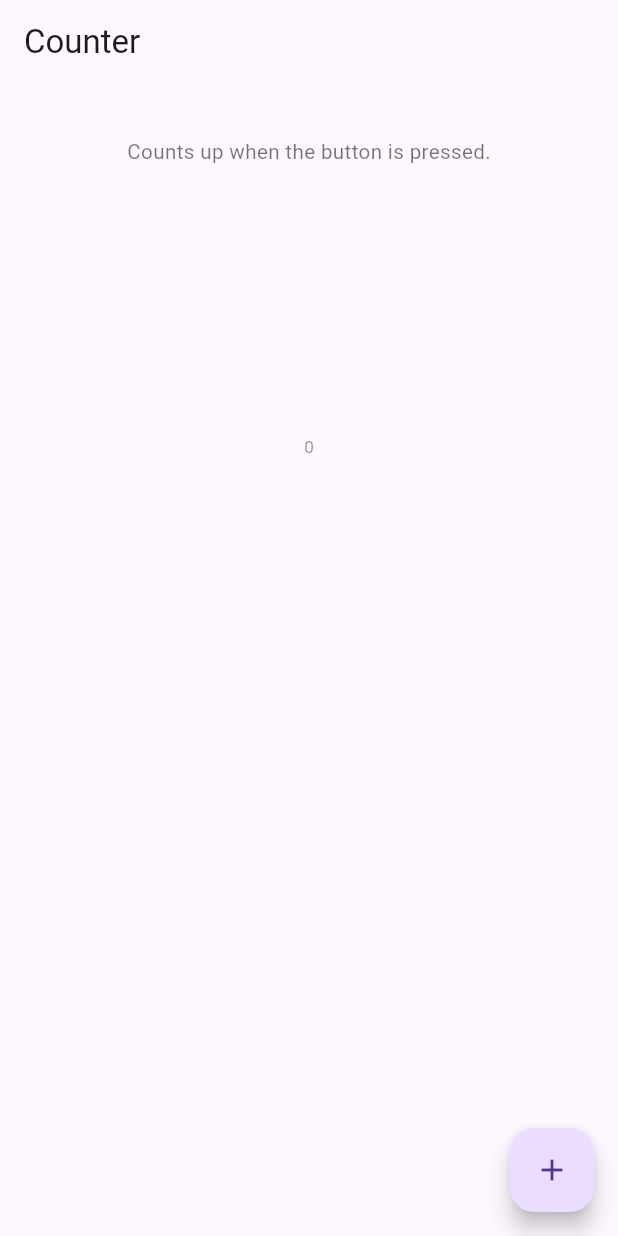
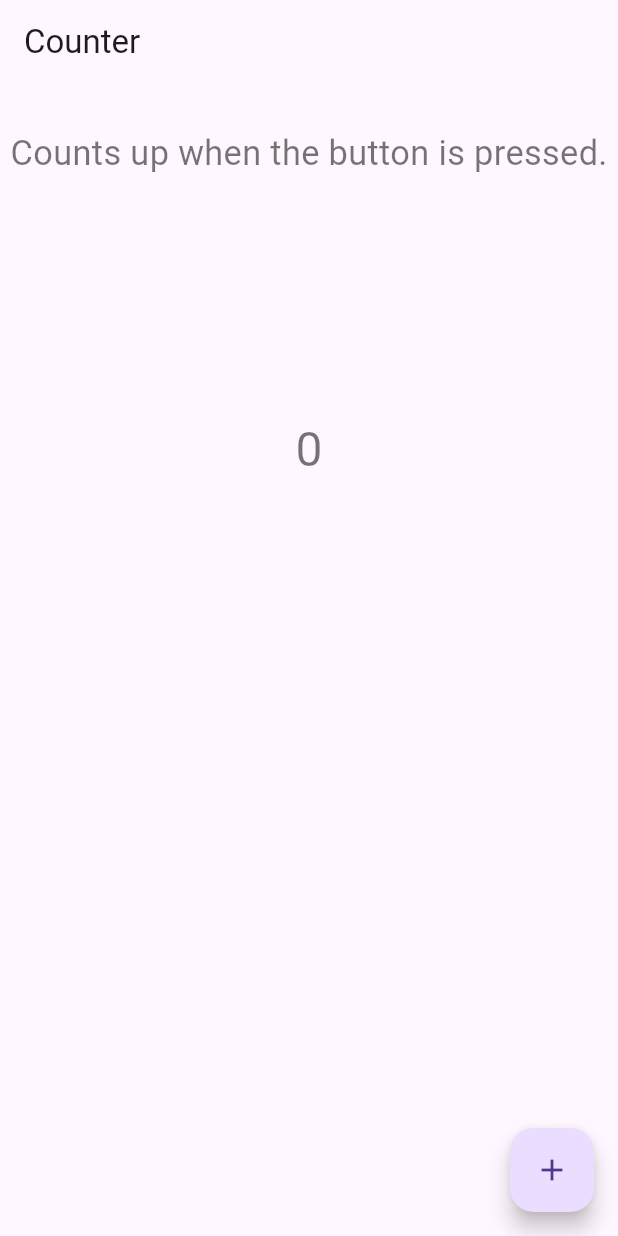
Before and after one commit to koich505/flutter_template, a Flutter app: the screen it shows after launch, on a phone screen of 412 x 824 dp. Run offline on Flutter 3.47's test engine with Material 3 defaults, Android fonts, the light colour scheme and no system bars; our stand-ins replace firebase_core, flutter_dotenv, flutter_riverpod, flutter_screenutil, freezed_annotation, go_router and 5 more; accounts and stored records are empty; generated files the repository leaves out were written again.

Commit message:
providerを整理 特定のクラスをインスタンス化できないように修正 アプリで使用するdoubleのクラスを修正 TextStyleの雛形を作成

```diff
--- a/lib/application/mixin/presentation_mixin.dart
+++ b/lib/application/mixin/presentation_mixin.dart
@@ -1,7 +1,6 @@
 import 'package:flutter/material.dart';
-import 'package:flutter_riverpod/flutter_riverpod.dart';
-import 'package:flutter_template/application/state/app_scaffold/localized_strings.dart';
 import 'package:flutter_template/domain/entity/error/interface/custom_exception.dart';
+import 'package:flutter_template/presentation/constants/text/app_strings.dart';
 import 'package:flutter_template/presentation/snackbar/failure_snackbar.dart';
 import 'package:flutter_template/presentation/snackbar/success_snackbar.dart';
 
@@ -12,8 +11,7 @@ mixin PresentationMixin {
     required Future<void> Function() action,
     required String successMessage,
   }) async {
-    final container = ProviderContainer();
-    final localizedStrings = container.read(localizedStringProvider);
+    final localizedStrings = appStrings();
 
     final scaffoldMessenger = ScaffoldMessenger.of(context);
     try {
--- a/lib/application/state/app_scaffold/localized_strings.dart
+++ /dev/null
@@ -1,20 +0,0 @@
-import 'package:flutter/material.dart';
-import 'package:flutter_template/presentation/constants/text/en/localized_strings_en.dart';
-import 'package:flutter_template/presentation/constants/text/interfaces/localized_strings.dart';
-import 'package:flutter_template/presentation/constants/text/ja/localized_strings_ja.dart';
-import 'package:hooks_riverpod/hooks_riverpod.dart';
-
-final localizedStringProvider = StateProvider<LocalizedStrings>((
-  ref,
-) {
-  final Locale currentLocale =
-      WidgetsBinding.instance.platformDispatcher.locale;
-
-  final String lgCode = currentLocale.languageCode;
-  switch (lgCode) {
-    case 'ja':
-      return LocalizedStringsJa();
-    default:
-      return LocalizedStringsEn();
-  }
-});
--- a/lib/application/state/app_scaffold/theme_provider.dart
+++ /dev/null
@@ -1,7 +0,0 @@
-import 'package:flutter/material.dart';
-import 'package:flutter_riverpod/flutter_riverpod.dart';
-import 'package:flutter_template/presentation/constants/theme.dart';
-
-//アプリに適用されるthemeを保持するプロバイダー
-final themeProvider =
-    StateProvider<ThemeData>((ref) => AppTheme.lightThemeData());
--- a/lib/infrastructure/prd/prd_counter_repository.dart
+++ b/lib/infrastructure/prd/prd_counter_repository.dart
@@ -37,6 +37,7 @@ class PrdCounterRepository
 
   @override
   Future<void> saveCount(Count count) async {
+    try {
       final pref = await this.pref;
       //countをsharedPreferencesに保存する
       //stringに変換してから保存する
@@ -45,9 +46,11 @@ class PrdCounterRepository
           const SharedPreferencesStringConverter().fromJson(countMap);
 
       //保存
-    //setIntが失敗した場合は、Exceptionをthrowする
-    await pref.setString(key, countString).catchError(
+      await pref.setString(key, countString);
+    } catch (e) {
+      //saveCountが失敗した場合は、Exceptionをthrowする
       throw const SharedpreferencesException(
-            SharedPreferencesErrorCode.dataSaveError));
+          SharedPreferencesErrorCode.dataSaveError);
     }
   }
+}
--- a/lib/presentation/constants/brand_color.dart
+++ b/lib/presentation/constants/brand_color.dart
@@ -2,6 +2,7 @@ import 'package:flutter/material.dart';
 
 /// presentation層で使用する色を定義するクラス
 class BrandColor {
+  BrandColor._();
   //appのメインカラー
   static const mainColor = Color(0xFFF4B400);
 
--- a/lib/presentation/constants/size.dart
+++ b/lib/presentation/constants/size.dart
@@ -1,40 +1,51 @@
+import 'package:flutter/material.dart';
+
 /// 値の意味を含まないサイズ一覧定義
-class RawInt {
-  static const p0 = 0.0;
-  static const p1 = 1.0;
-  static const p2 = 2.0;
-  static const p4 = 4.0;
-  static const p6 = 6.0;
-  static const p8 = 8.0;
+class SizePoint {
+  SizePoint._();
+  static const d0 = 0.0;
+  static const d4 = 4.0;
+  static const d8 = 8.0;
 
-  static const p10 = 10.0;
-  static const p12 = 12.0;
-  static const p14 = 14.0;
-  static const p16 = 16.0;
-  static const p18 = 18.0;
-  static const p20 = 20.0;
-  static const p22 = 22.0;
-  static const p24 = 24.0;
+  static const d12 = 12.0;
+  static const d16 = 16.0;
+  static const d20 = 20.0;
+  static const d24 = 24.0;
 
-  static const p28 = 28.0;
-  static const p32 = 32.0;
+  static const d28 = 28.0;
+  static const d32 = 32.0;
 
-  static const p40 = 40.0;
-  static const p50 = 50.0;
-  static const p60 = 60.0;
-  static const p70 = 70.0;
-  static const p80 = 80.0;
-  static const p90 = 90.0;
-  static const p100 = 100.0;
-  static const p120 = 120.0;
-  static const p150 = 150.0;
-  static const p200 = 200.0;
-  static const p250 = 250.0;
-  static const p280 = 280.0;
-  static const p300 = 300.0;
-  static const p350 = 350.0;
-  static const p370 = 370.0;
-  static const p380 = 380.0;
-  static const p400 = 400.0;
-  static const p600 = 600.0;
+  static const d40 = 40.0;
+  static const d48 = 48.0;
+  static const d56 = 56.0;
+  static const d64 = 64.0;
+  static const d72 = 72.0;
+  static const d80 = 80.0;
+  static const d88 = 88.0;
+  static const d96 = 96.0;
+  static const d104 = 104.0;
+  static const d112 = 112.0;
+  static const d120 = 120.0;
+  static const d128 = 128.0;
+  static const d136 = 136.0;
+  static const d144 = 144.0;
+  static const d152 = 152.0;
+  static const d160 = 160.0;
+  static const d168 = 168.0;
+  static const d176 = 176.0;
+  static const d184 = 184.0;
+  static const d192 = 192.0;
+  static const d200 = 200.0;
+
+  static displayHeightHalf(BuildContext context) =>
+      MediaQuery.of(context).size.height / 2;
+
+  static displayHeightFull(BuildContext context) =>
+      MediaQuery.of(context).size.height;
+
+  static displayWidthHalf(BuildContext context) =>
+      MediaQuery.of(context).size.width / 2;
+
+  static displayWidthFull(BuildContext context) =>
+      MediaQuery.of(context).size.width;
 }
--- /dev/null
+++ b/lib/presentation/constants/text/app_strings.dart
@@ -0,0 +1,49 @@
+import 'package:flutter/material.dart';
+import 'package:flutter_template/presentation/constants/text/en/counter_page_text_en.dart';
+import 'package:flutter_template/presentation/constants/text/en/snackbar_failure_text_en.dart';
+import 'package:flutter_template/presentation/constants/text/en/snackbar_success_text_en.dart';
+import 'package:flutter_template/presentation/constants/text/en/tool_tip_text_en.dart';
+import 'package:flutter_template/presentation/constants/text/interfaces/counter_page_text.dart';
+import 'package:flutter_template/presentation/constants/text/interfaces/localized_strings.dart';
+import 'package:flutter_template/presentation/constants/text/interfaces/snackbar_failure_text.dart';
+import 'package:flutter_template/presentation/constants/text/interfaces/snackbar_text.dart';
+import 'package:flutter_template/presentation/constants/text/interfaces/tool_tip_text.dart';
+import 'package:flutter_template/presentation/constants/text/ja/counter_page_text_ja.dart';
+import 'package:flutter_template/presentation/constants/text/ja/snackbar_failuer_text_ja.dart';
+import 'package:flutter_template/presentation/constants/text/ja/snackbar_success_text_ja.dart';
+import 'package:flutter_template/presentation/constants/text/ja/tool_tip_text_ja.dart';
+
+LocalizedStrings appStrings() {
+  final Locale currentLocale =
+      WidgetsBinding.instance.platformDispatcher.locale;
+
+  final String lgCode = currentLocale.languageCode;
+  switch (lgCode) {
+    case 'ja':
+      return LocalizedStringsJa();
+    default:
+      return LocalizedStringsEn();
+  }
+}
+
+class LocalizedStringsJa implements LocalizedStrings {
+  @override
+  final CounterPageText counterPage = CounterPageTextJa();
+  @override
+  final SnackbarSuccessText snackbarSuccess = SnackbarSuccessTextJa();
+  @override
+  final SnackbarFailureText snackbarFailure = SnackbarFailureTextJa();
+  @override
+  final ToolTipText toolTip = ToolTipTextJa();
+}
+
+class LocalizedStringsEn implements LocalizedStrings {
+  @override
+  final CounterPageText counterPage = CounterPageTextEn();
+  @override
+  final SnackbarSuccessText snackbarSuccess = SnackbarSuccessTextEn();
+  @override
+  final SnackbarFailureText snackbarFailure = SnackbarFailureTextEn();
+  @override
+  final ToolTipText toolTip = ToolTipTextEn();
+}
--- /dev/null
+++ b/lib/presentation/constants/text_style/main_text_style.dart
@@ -0,0 +1,30 @@
+import 'package:flutter/material.dart';
+import 'package:flutter_screenutil/flutter_screenutil.dart';
+import 'package:flutter_template/presentation/constants/brand_color.dart';
+import 'package:flutter_template/presentation/constants/size.dart';
+
+class MainTextStyle {
+  static final xl = _textStyle(SizePoint.d40.sp);
+  static final l = _textStyle(SizePoint.d28.sp);
+  static final m = _textStyle(SizePoint.d20.sp);
+  static final s = _textStyle(SizePoint.d16.sp);
+  static final xs = _textStyle(SizePoint.d8.sp);
+
+  static TextStyle _textStyle(double fontSize) => TextStyle(
+        fontSize: fontSize,
+        color: BrandColor.mainTextColor,
+      );
+}
+
+class SubTextStyle {
+  static final xl = _textStyle(SizePoint.d40.sp);
+  static final l = _textStyle(SizePoint.d28.sp);
+  static final m = _textStyle(SizePoint.d20.sp);
+  static final s = _textStyle(SizePoint.d16.sp);
+  static final xs = _textStyle(SizePoint.d8.sp);
+
+  static TextStyle _textStyle(double fontSize) => TextStyle(
+        fontSize: fontSize,
+        color: BrandColor.subTextColor,
+      );
+}
--- a/lib/presentation/constants/theme.dart
+++ b/lib/presentation/constants/theme.dart
@@ -2,6 +2,7 @@ import 'package:flutter/material.dart';
 
 //アプリに適用されるthemeを定義するクラス
 class AppTheme {
+  AppTheme._();
   static ThemeData lightThemeData() {
     return ThemeData.light().copyWith();
   }
--- a/lib/presentation/page/common_components/big_text.dart
+++ /dev/null
@@ -1,18 +0,0 @@
-import 'package:flutter/widgets.dart';
-import 'package:flutter_screenutil/flutter_screenutil.dart';
-import 'package:flutter_template/presentation/constants/brand_color.dart';
-import 'package:flutter_template/presentation/constants/size.dart';
-
-class BigText extends StatelessWidget {
-  final String text;
-  const BigText({super.key, required this.text});
-
-  @override
-  Widget build(BuildContext context) {
-    return Text(
-      text,
-      style:
-          TextStyle(fontSize: RawInt.p12.sp, color: BrandColor.mainTextColor),
-    );
-  }
-}
--- a/lib/presentation/page/common_components/small_text.dart
+++ /dev/null
@@ -1,17 +0,0 @@
-import 'package:flutter/widgets.dart';
-import 'package:flutter_screenutil/flutter_screenutil.dart';
-import 'package:flutter_template/presentation/constants/brand_color.dart';
-import 'package:flutter_template/presentation/constants/size.dart';
-
-class SmallText extends StatelessWidget {
-  final String text;
-  const SmallText({super.key, required this.text});
-
-  @override
-  Widget build(BuildContext context) {
-    return Text(
-      text,
-      style: TextStyle(fontSize: RawInt.p10.sp, color: BrandColor.subTextColor),
-    );
-  }
-}
--- a/lib/presentation/page/counter/components/count_up_floating_action_button.dart
+++ b/lib/presentation/page/counter/components/count_up_floating_action_button.dart
@@ -1,10 +1,10 @@
 import 'package:flutter/material.dart';
 import 'package:flutter_riverpod/flutter_riverpod.dart';
-import 'package:flutter_template/application/state/app_scaffold/localized_strings.dart';
 import 'package:flutter_template/application/mixin/presentation_mixin.dart';
 import 'package:flutter_template/application/usecase/ad/ad_usecase.dart';
 import 'package:flutter_template/application/usecase/counter/counter_usecase.dart';
 import 'package:flutter_template/domain/entity/count/count.dart';
+import 'package:flutter_template/presentation/constants/text/app_strings.dart';
 
 //押すとカウントを増やすボタン
 class CountUpFloatingActionButton extends ConsumerWidget
@@ -18,7 +18,7 @@ class CountUpFloatingActionButton extends ConsumerWidget
   @override
   Widget build(BuildContext context, WidgetRef ref) {
     //言語ファイル
-    final localizedStrings = ref.watch(localizedStringProvider);
+    final localizedStrings = appStrings();
 
     return FloatingActionButton(
       onPressed: () async {
--- a/lib/presentation/page/counter/count_log_list_view.dart
+++ b/lib/presentation/page/counter/count_log_list_view.dart
@@ -1,7 +1,7 @@
 import 'package:flutter/material.dart';
 import 'package:flutter_riverpod/flutter_riverpod.dart';
-import 'package:flutter_template/application/state/app_scaffold/localized_strings.dart';
 import 'package:flutter_template/application/state/count_log/count_log_provider.dart';
+import 'package:flutter_template/presentation/constants/text/app_strings.dart';
 import 'package:flutter_template/presentation/page/counter/count_log_tile.dart';
 
 class CountLogListView extends ConsumerWidget {
@@ -13,7 +13,7 @@ class CountLogListView extends ConsumerWidget {
   Widget build(BuildContext context, WidgetRef ref) {
     //providerの初期化
     //言語ファイル
-    final localizedStrings = ref.watch(localizedStringProvider);
+    final localizedStrings = appStrings();
     final countLogList = ref.watch(countLogListProvider);
 
     return countLogList.when(
--- a/lib/presentation/page/counter/counter_page.dart
+++ b/lib/presentation/page/counter/counter_page.dart
@@ -1,12 +1,11 @@
 import 'package:flutter/material.dart';
 import 'package:flutter_riverpod/flutter_riverpod.dart';
 import 'package:flutter_screenutil/flutter_screenutil.dart';
-import 'package:flutter_template/application/state/app_scaffold/localized_strings.dart';
 import 'package:flutter_template/application/state/count/count_provider.dart';
 import 'package:flutter_template/presentation/constants/size.dart';
-import 'package:flutter_template/presentation/page/common_components/big_text.dart';
+import 'package:flutter_template/presentation/constants/text/app_strings.dart';
+import 'package:flutter_template/presentation/constants/text_style/main_text_style.dart';
 import 'package:flutter_template/presentation/page/common_components/gap.dart';
-import 'package:flutter_template/presentation/page/common_components/small_text.dart';
 import 'package:flutter_template/presentation/page/counter/components/count_up_floating_action_button.dart';
 import 'package:flutter_template/presentation/page/counter/count_log_list_view.dart';
 
@@ -19,7 +18,7 @@ class CounterPage extends ConsumerWidget {
   Widget build(BuildContext context, WidgetRef ref) {
     //providerの初期化
     //言語ファイル
-    final localizedStrings = ref.watch(localizedStringProvider);
+    final localizedStrings = appStrings();
 
     final count = ref.watch(countProvider);
 
@@ -32,13 +31,18 @@ class CounterPage extends ConsumerWidget {
             child: Column(
               mainAxisAlignment: MainAxisAlignment.spaceAround,
               children: <Widget>[
-                BigText(
-                    text: localizedStrings.counterPage.countUpDescriptionText),
+                Text(
+                  localizedStrings.counterPage.countUpDescriptionText,
+                  style: MainTextStyle.m,
+                ),
                 //BigTextとSmallTextの縦の隙間を埋めるwidget
-                Gap.h(RawInt.p32.h),
-                SmallText(text: count.value.toString()),
+                Gap.h(SizePoint.d32.h),
+                Text(
+                  count.value.toString(),
+                  style: MainTextStyle.l,
+                ),
                 SizedBox(
-                    height: MediaQuery.of(context).size.height / 2,
+                    height: SizePoint.displayHeightHalf(context),
                     child: const CountLogListView()),
               ],
             ),
--- a/lib/presentation/page/counter/text/page_text.dart
+++ /dev/null
@@ -1,2 +0,0 @@
-//errorのtext
-const String countSaveFailed = "カウントの保存に失敗しました";
--- a/lib/presentation/router/app.dart
+++ b/lib/presentation/router/app.dart
@@ -1,7 +1,7 @@
 import 'package:flutter/material.dart';
 import 'package:flutter_riverpod/flutter_riverpod.dart';
-import 'package:flutter_template/presentation/page/loading_page.dart';
-import 'package:flutter_template/application/state/app_scaffold/theme_provider.dart';
+import 'package:flutter_template/presentation/constants/theme.dart';
+import 'package:flutter_template/presentation/page/loading_screen.dart';
 import 'package:flutter_template/presentation/router/go_router.dart';
 import 'package:hooks_riverpod/hooks_riverpod.dart';
 
@@ -12,8 +12,6 @@ class MyApp extends ConsumerWidget {
   Widget build(BuildContext context, WidgetRef ref) {
     //router
     final router = ref.watch(goRouterProvider);
-    //theme
-    final ThemeData themeData = ref.read(themeProvider);
 
     return MaterialApp(
         //ページをタップするとfocusを外す
@@ -22,8 +20,7 @@ class MyApp extends ConsumerWidget {
             //loading画面をメインの画面に重ねる
             child: Stack(children: [
               MaterialApp.router(
-                //以下の階層でthemeが適用される
-                theme: themeData,
+                theme: AppTheme.lightThemeData(),
                 routerConfig: router,
               ),
               const LoadingScreen(),
```
Also changed, not shown: lib/presentation/page/loading_screen.dart (renamed from lib/presentation/page/loading_page.dart). Lines whose indentation alone changed are shown as unchanged.
